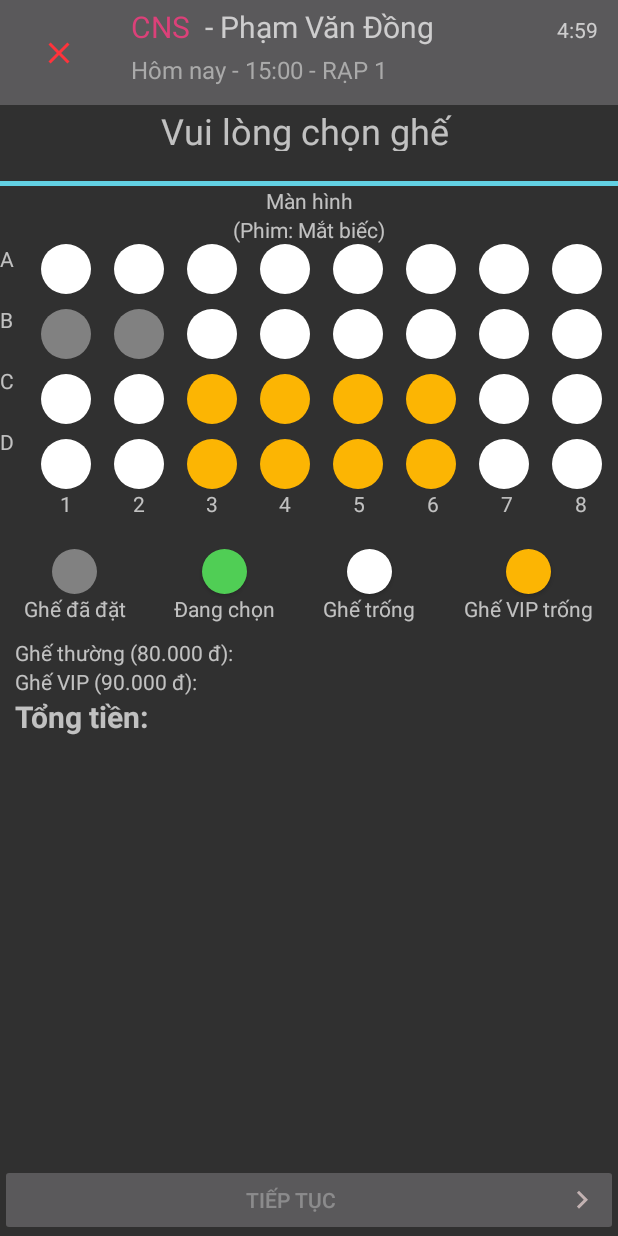
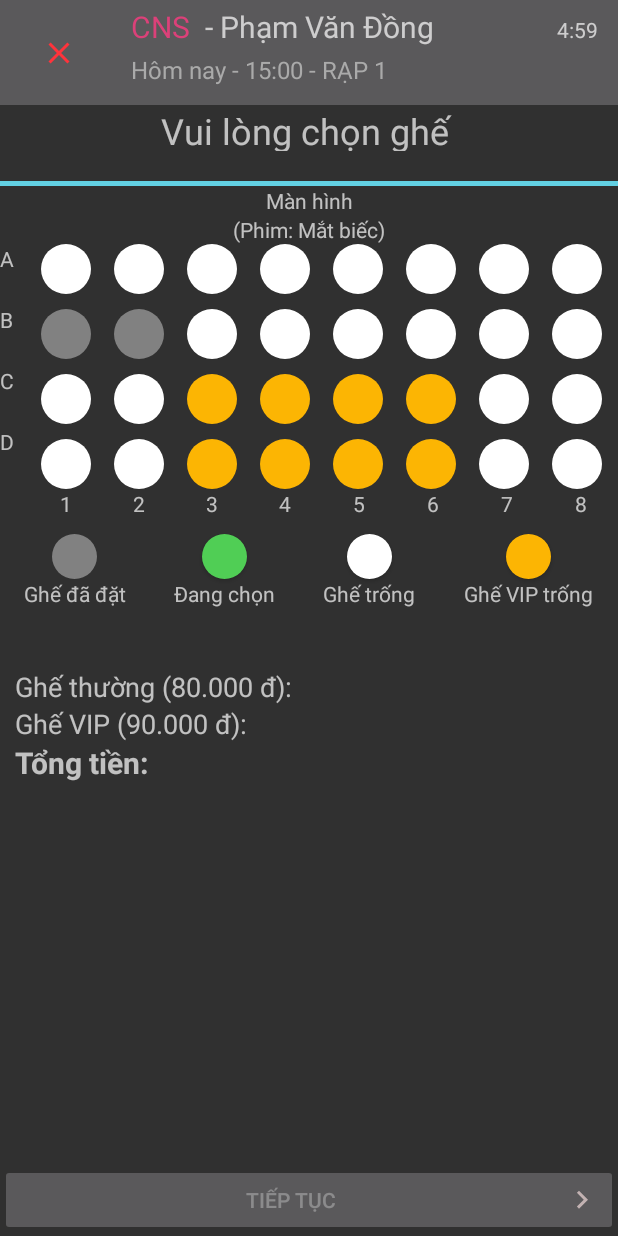
Before and after one commit to hoanthiennguyen/Tickee, an Android app: the SelectChairActivity screen opened directly, with no data from a screen before it, on a phone screen of 412 x 824 dp. Run offline under Robolectric (Android 15) with nearby library versions, the phone set to English and light mode, and no system bars.

Commit message:
change textsize of txtNormal and txtVip as well as its value

```diff
--- a/app/src/main/res/layout/activity_select_chair.xml
+++ b/app/src/main/res/layout/activity_select_chair.xml
@@ -233,7 +233,7 @@
         android:layout_below="@id/chairs"
         android:layout_alignRight="@id/chairs"
         android:layout_alignParentLeft="true"
-        android:layout_marginTop="40dp">
+        android:layout_marginTop="30dp">
         <LinearLayout
 
             android:layout_weight="1"
@@ -317,16 +317,19 @@
         android:orientation="vertical"
         android:layout_below="@id/typeOfChairs"
         android:layout_width="match_parent"
+        android:layout_marginTop="30sp"
         android:padding="10dp"
         android:layout_height="wrap_content">
         <LinearLayout
             android:layout_width="wrap_content"
             android:layout_height="wrap_content">
             <TextView
+                android:textSize="18sp"
                 android:text="Ghế thường (80.000 đ): "
-                android:layout_width="150dp"
+                android:layout_width="220dp"
                 android:layout_height="wrap_content"/>
             <TextView
+                android:textSize="18sp"
                 android:id="@+id/txtNormalSelected"
                 android:layout_width="wrap_content"
                 android:layout_height="wrap_content"/>
@@ -336,9 +339,11 @@
             android:layout_height="wrap_content">
             <TextView
                 android:text="Ghế VIP (90.000 đ): "
-                android:layout_width="150dp"
+                android:layout_width="220dp"
+                android:textSize="18sp"
                 android:layout_height="wrap_content"/>
             <TextView
+                android:textSize="18sp"
                 android:id="@+id/txtVipSelected"
                 android:layout_width="wrap_content"
                 android:layout_height="wrap_content"/>
@@ -350,9 +355,10 @@
                 android:textSize="20sp"
                 android:textStyle="bold"
                 android:text="Tổng tiền: "
-                android:layout_width="150dp"
+                android:layout_width="220sp"
                 android:layout_height="wrap_content"/>
             <TextView
+                android:textSize="18sp"
                 android:id="@+id/txtTotal"
                 android:layout_width="wrap_content"
                 android:layout_height="wrap_content"/>
```
